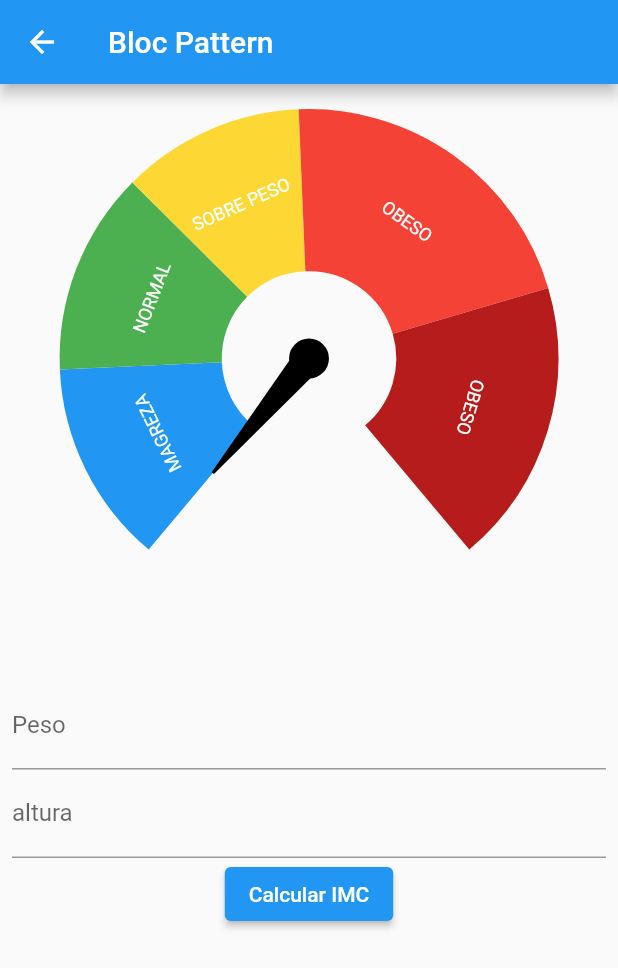
After one commit to DouglasCeron/native_states, a Flutter app: the BlocPatternPage screen opened directly, on a phone screen of 412 x 824 dp. The commit adds this screen. Shown: the top 968 px of the screen. Run offline on Flutter 3.47's test engine with Material 2 defaults, Android fonts, the phone set to English and light mode, and no system bars; drawn by our look-alikes of syncfusion_flutter_gauges; our stand-ins replace currency_text_input_formatter.

Commit message:
impl estrutura bloc

```diff
--- /dev/null
+++ b/lib/gerenciadores/bloc_pattern/imc_bloc_pattern_controller.dart
@@ -0,0 +1,26 @@
+import 'dart:async';
+import 'dart:math';
+
+import 'package:native_states/gerenciadores/bloc_pattern/imc_state.dart';
+
+class BlocPatternController {
+  final _imcStreamController = StreamController<ImcState>.broadcast()..add(ImcState(imc: 0));
+
+  Stream<ImcState> get imcOut => _imcStreamController.stream;
+
+  Future<void> calculoImc({required double peso, required double altura}) async {
+    try {
+      _imcStreamController.add(ImcStateLoading());
+      await Future.delayed(const Duration(seconds: 1));
+      final imc = peso / pow(altura, 2);
+      //throw Exception(); Teste de erro
+      _imcStreamController.add(ImcState(imc: imc));
+    } on Exception catch (e) {
+      _imcStreamController.add(ImcStateError(message: 'Erro ao carregar IMC'));
+    }
+  }
+
+  void dispose() {
+    _imcStreamController.close();
+  }
+}
--- /dev/null
+++ b/lib/gerenciadores/bloc_pattern/imc_bloc_pattern_page.dart
@@ -0,0 +1,106 @@
+import 'package:flutter/material.dart';
+import 'package:intl/intl.dart';
+import 'package:native_states/gerenciadores/bloc_pattern/imc_bloc_pattern_controller.dart';
+import 'package:native_states/widgets/gauge/imc_gauge_grafic_set.dart';
+import 'package:native_states/widgets/input_fields_widget.dart';
+
+import 'imc_state.dart';
+
+class BlocPatternPage extends StatefulWidget {
+  const BlocPatternPage({Key? key}) : super(key: key);
+
+  @override
+  State<BlocPatternPage> createState() => _BlocPatternPageState();
+}
+
+class _BlocPatternPageState extends State<BlocPatternPage> {
+  var pesoEC = TextEditingController();
+  var alturaEC = TextEditingController();
+  var controller = BlocPatternController();
+  var formkey = GlobalKey<FormState>();
+
+  @override
+  void dispose() {
+    pesoEC.dispose();
+    alturaEC.dispose();
+    controller.dispose();
+    super.dispose();
+  }
+
+  @override
+  Widget build(BuildContext context) {
+    return Scaffold(
+      appBar: AppBar(
+        title: const Text('Bloc Pattern'),
+      ),
+      body: SingleChildScrollView(
+        child: Form(
+          key: formkey,
+          child: Padding(
+            padding: const EdgeInsets.all(8.0),
+            child: Column(
+              children: [
+                StreamBuilder<ImcState>(
+                  stream: controller.imcOut,
+                  builder: (context, snapshot) {
+                    var imc = snapshot.data?.imc ?? 0;
+                    return ImcGaugeGraficSet(imc: imc);
+                  },
+                ),
+                const SizedBox(height: 40),
+                StreamBuilder(
+                  stream: controller.imcOut,
+                  builder: (context, snapshot) {
+                    var dataValue = snapshot.data;
+                    if (dataValue is ImcStateLoading) {
+                      return const Center(
+                        child: CircularProgressIndicator(),
+                      );
+                    }
+                    if (dataValue is ImcStateError) {
+                      return Center(child: Text(dataValue.message));
+                    }
+                    return const SizedBox.shrink();
+                  },
+                ),
+                InputFields(
+                  label: 'Peso',
+                  input: pesoEC,
+                ),
+                InputFields(
+                  label: 'altura',
+                  input: alturaEC,
+                ),
+                ElevatedButton(
+                  onPressed: () {
+                    var formValid = formkey.currentState?.validate() ?? false;
+                    var message = 'Campos invalidos';
+                    if (formValid) {
+                      message = 'Campos Validos';
+                      var formatter = NumberFormat.simpleCurrency(
+                        locale: 'pt_BR',
+                        decimalDigits: 2,
+                      );
+
+                      double peso = formatter.parse(pesoEC.text) as double;
+                      double altura = formatter.parse(alturaEC.text) as double;
+
+                      controller.calculoImc(peso: peso, altura: altura);
+                    }
+
+                    ScaffoldMessenger.of(context).showSnackBar(
+                      SnackBar(
+                        content: Text(message),
+                      ),
+                    );
+                  },
+                  child: const Text('Calcular IMC'),
+                ),
+              ],
+            ),
+          ),
+        ),
+      ),
+    );
+  }
+}
--- /dev/null
+++ b/lib/gerenciadores/bloc_pattern/imc_state.dart
@@ -0,0 +1,12 @@
+class ImcState {
+  final double? imc;
+
+  ImcState({this.imc});
+}
+
+class ImcStateLoading extends ImcState {}
+
+class ImcStateError extends ImcState {
+  String message;
+  ImcStateError({required this.message});
+}
--- a/lib/home_page.dart
+++ b/lib/home_page.dart
@@ -1,4 +1,5 @@
 import 'package:flutter/material.dart';
+import 'package:native_states/gerenciadores/bloc_pattern/imc_bloc_pattern_page.dart';
 import 'package:native_states/gerenciadores/change_notifier/imc_change_notifier_page.dart';
 import 'package:native_states/gerenciadores/setstate/imc_setstate_page.dart';
 import 'package:native_states/gerenciadores/value_notifier/imc_value_notifier_page.dart';
@@ -37,8 +38,8 @@ class HomePage extends StatelessWidget {
                 child: const Text('Change Notifier'),
               ),
               ElevatedButton(
-                onPressed: () {},
-                child: const Text('Bloc PAtter (Stream)'),
+                onPressed: () => _goToPage(context, BlocPatternPage()),
+                child: const Text('Bloc Patter (Stream)'),
               ),
             ],
           ),
```
